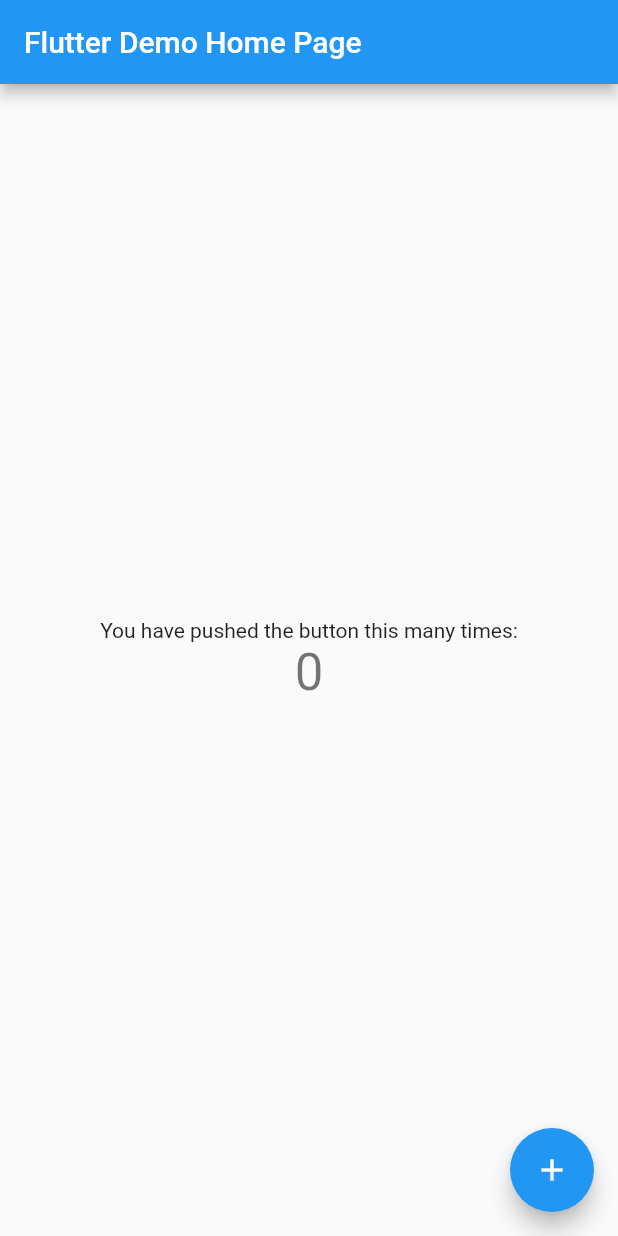
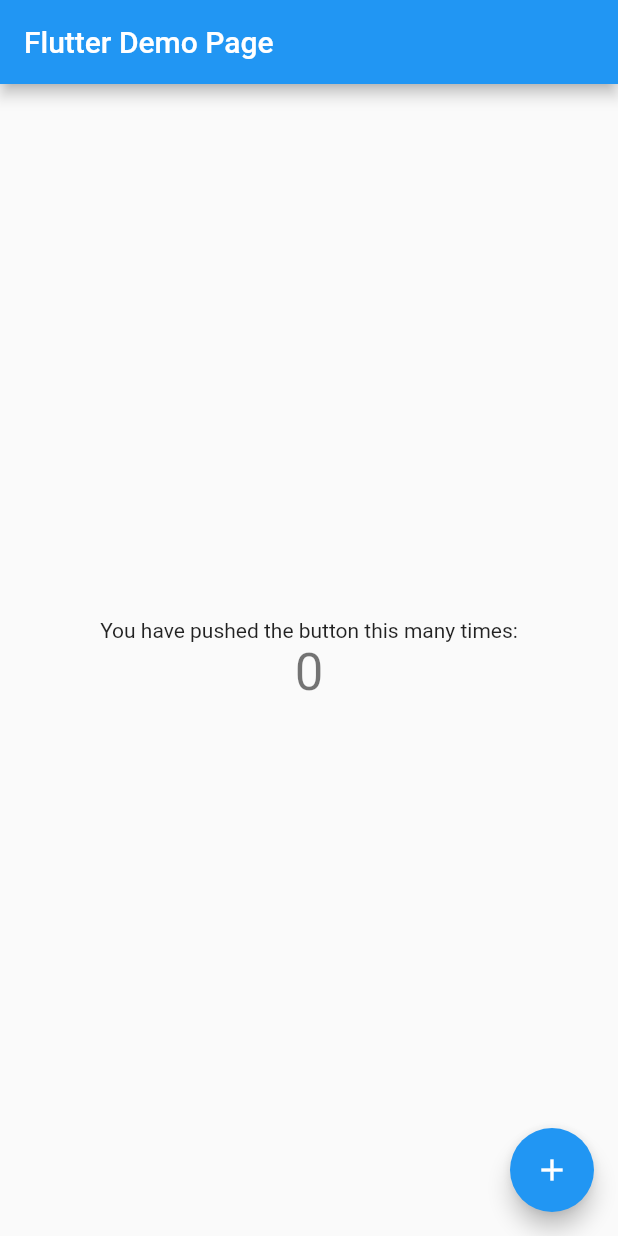
Before and after one commit to RossKeen/Coffee-Help-, a Flutter app: the screen it shows after launch, on a phone screen of 412 x 824 dp. Run offline on Flutter 3.47's test engine with Material 2 defaults, Android fonts, the phone set to English and light mode, and no system bars; our stand-ins replace firebase_core; accounts and stored records are empty.

```diff
--- a/lib/main.dart
+++ b/lib/main.dart
@@ -24,7 +24,7 @@ class MyApp extends StatelessWidget {
         // is not restarted.
         primarySwatch: Colors.blue,
       ),
-      home: const MyHomePage(title: 'Flutter Demo Home Page'),
+      home: const MyHomePage(title: 'Flutter Demo Page'),
     );
   }
 }
```
Also changed, not shown: 6 other files.
